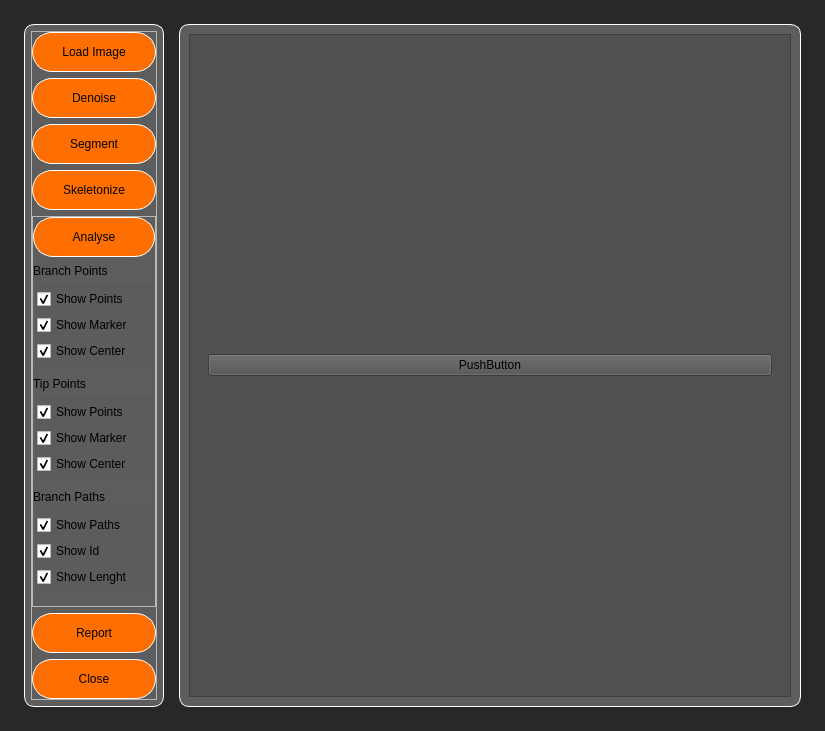
Before: the Qt Designer form Windows/MainWindow_UI.ui in sametkaya/VesselAnaliysisProgram, drawn with Qt 5.
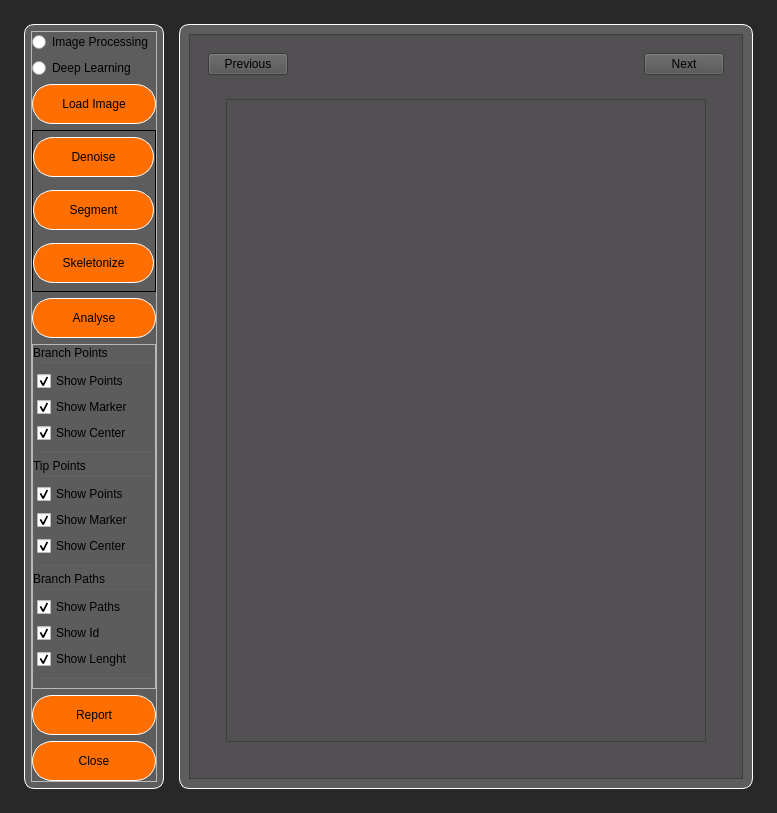
After: the same form once the commit is applied.

Diff of the .ui file:
```diff
--- a/Windows/MainWindow_UI.ui
+++ b/Windows/MainWindow_UI.ui
@@ -6,8 +6,8 @@
    <rect>
     <x>0</x>
     <y>0</y>
-    <width>825</width>
-    <height>618</height>
+    <width>777</width>
+    <height>798</height>
    </rect>
   </property>
   <property name="windowTitle">
@@ -117,7 +117,7 @@
              <property name="bottomMargin">
               <number>6</number>
              </property>
-             <item alignment="Qt::AlignTop">
+             <item>
               <widget class="QFrame" name="frm_left_menu_buttons">
                <property name="frameShape">
                 <enum>QFrame::StyledPanel</enum>
@@ -138,6 +138,20 @@
                 <property name="bottomMargin">
                  <number>0</number>
                 </property>
+                <item>
+                 <widget class="QRadioButton" name="radioBtn_imgPrcssng">
+                  <property name="text">
+                   <string>Image Processing</string>
+                  </property>
+                 </widget>
+                </item>
+                <item>
+                 <widget class="QRadioButton" name="radioBtn_deepLearning">
+                  <property name="text">
+                   <string>Deep Learning</string>
+                  </property>
+                 </widget>
+                </item>
                 <item>
                  <widget class="QPushButton" name="pbtn_menu_loadImage">
                   <property name="minimumSize">
@@ -155,6 +169,67 @@
                  </widget>
                 </item>
                 <item>
+                 <widget class="QFrame" name="frm_left_menu_stack_style">
+                  <property name="frameShape">
+                   <enum>QFrame::Box</enum>
+                  </property>
+                  <property name="frameShadow">
+                   <enum>QFrame::Plain</enum>
+                  </property>
+                  <layout class="QVBoxLayout" name="verticalLayout_3">
+                   <property name="spacing">
+                    <number>0</number>
+                   </property>
+                   <property name="leftMargin">
+                    <number>0</number>
+                   </property>
+                   <property name="topMargin">
+                    <number>0</number>
+                   </property>
+                   <property name="rightMargin">
+                    <number>0</number>
+                   </property>
+                   <property name="bottomMargin">
+                    <number>0</number>
+                   </property>
+                   <item>
+                    <widget class="QStackedWidget" name="stack_wdgt_left_menu_btns">
+                     <property name="minimumSize">
+                      <size>
+                       <width>0</width>
+                       <height>160</height>
+                      </size>
+                     </property>
+                     <property name="currentIndex">
+                      <number>0</number>
+                     </property>
+                     <widget class="QWidget" name="page1_image_processing_btns">
+                      <widget class="QFrame" name="frm_image_processing_btns">
+                       <property name="geometry">
+                        <rect>
+                         <x>0</x>
+                         <y>-1</y>
+                         <width>121</width>
+                         <height>161</height>
+                        </rect>
+                       </property>
+                       <layout class="QVBoxLayout" name="verticalLayout_5">
+                        <property name="spacing">
+                         <number>6</number>
+                        </property>
+                        <property name="leftMargin">
+                         <number>0</number>
+                        </property>
+                        <property name="topMargin">
+                         <number>0</number>
+                        </property>
+                        <property name="rightMargin">
+                         <number>0</number>
+                        </property>
+                        <property name="bottomMargin">
+                         <number>1</number>
+                        </property>
+                        <item>
                  <widget class="QPushButton" name="pbtn_menu_denoise">
                   <property name="minimumSize">
                    <size>
@@ -193,6 +268,40 @@
                   </property>
                  </widget>
                 </item>
+                       </layout>
+                      </widget>
+                     </widget>
+                     <widget class="QWidget" name="page2_deep_learning_btns">
+                      <widget class="QWidget" name="verticalLayoutWidget">
+                       <property name="geometry">
+                        <rect>
+                         <x>0</x>
+                         <y>0</y>
+                         <width>121</width>
+                         <height>161</height>
+                        </rect>
+                       </property>
+                       <layout class="QVBoxLayout" name="verticalLayout_6"/>
+                      </widget>
+                     </widget>
+                    </widget>
+                   </item>
+                  </layout>
+                 </widget>
+                </item>
+                <item>
+                 <widget class="QPushButton" name="pbtn_menu_analyse">
+                  <property name="minimumSize">
+                   <size>
+                    <width>60</width>
+                    <height>40</height>
+                   </size>
+                  </property>
+                  <property name="text">
+                   <string>Analyse</string>
+                  </property>
+                 </widget>
+                </item>
                 <item>
                  <widget class="QFrame" name="frm_left_menu_analyse">
                   <property name="frameShape">
@@ -214,19 +323,6 @@
                    <property name="bottomMargin">
                     <number>10</number>
                    </property>
-                   <item>
-                    <widget class="QPushButton" name="pbtn_menu_analyse">
-                     <property name="minimumSize">
-                      <size>
-                       <width>60</width>
-                       <height>40</height>
-                      </size>
-                     </property>
-                     <property name="text">
-                      <string>Analyse</string>
-                     </property>
-                    </widget>
-                   </item>
                    <item>
                     <widget class="QGroupBox" name="grpbx_analyse_branchPoint">
                      <property name="title">
@@ -447,10 +543,49 @@
                   <widget class="QWidget" name="page_report">
                    <layout class="QVBoxLayout" name="verticalLayout_4">
                     <item>
-                     <widget class="QPushButton" name="pushButton_2">
+                     <layout class="QHBoxLayout" name="horizontalLayout">
+                      <item>
+                       <widget class="QPushButton" name="pbtn_prev_page">
                       <property name="text">
-                       <string>PushButton</string>
-                      </property>
+                         <string>Previous</string>
+                        </property>
+                       </widget>
+                      </item>
+                      <item>
+                       <spacer name="horizontalSpacer">
+                        <property name="orientation">
+                         <enum>Qt::Horizontal</enum>
+                        </property>
+                        <property name="sizeHint" stdset="0">
+                         <size>
+                          <width>40</width>
+                          <height>20</height>
+                         </size>
+                        </property>
+                       </spacer>
+                      </item>
+                      <item>
+                       <widget class="QPushButton" name="pbtn_next_page">
+                        <property name="text">
+                         <string>Next</string>
+                        </property>
+                       </widget>
+                      </item>
+                     </layout>
+                    </item>
+                    <item>
+                     <widget class="QWidget" name="page_report_lwdgt" native="true">
+                      <layout class="QVBoxLayout" name="verticalLayout_7">
+                       <item>
+                        <widget class="QWidget" name="report_widget" native="true">
+                         <layout class="QGridLayout" name="gridLayout">
+                          <item row="0" column="0">
+                           <widget class="QGraphicsView" name="pdf_view"/>
+                          </item>
+                         </layout>
+                        </widget>
+                       </item>
+                      </layout>
                      </widget>
                     </item>
                    </layout>
```
Left out of the diff: 3 changed lines with no effect on the pictures. Lines whose indentation alone changed are shown as unchanged.
